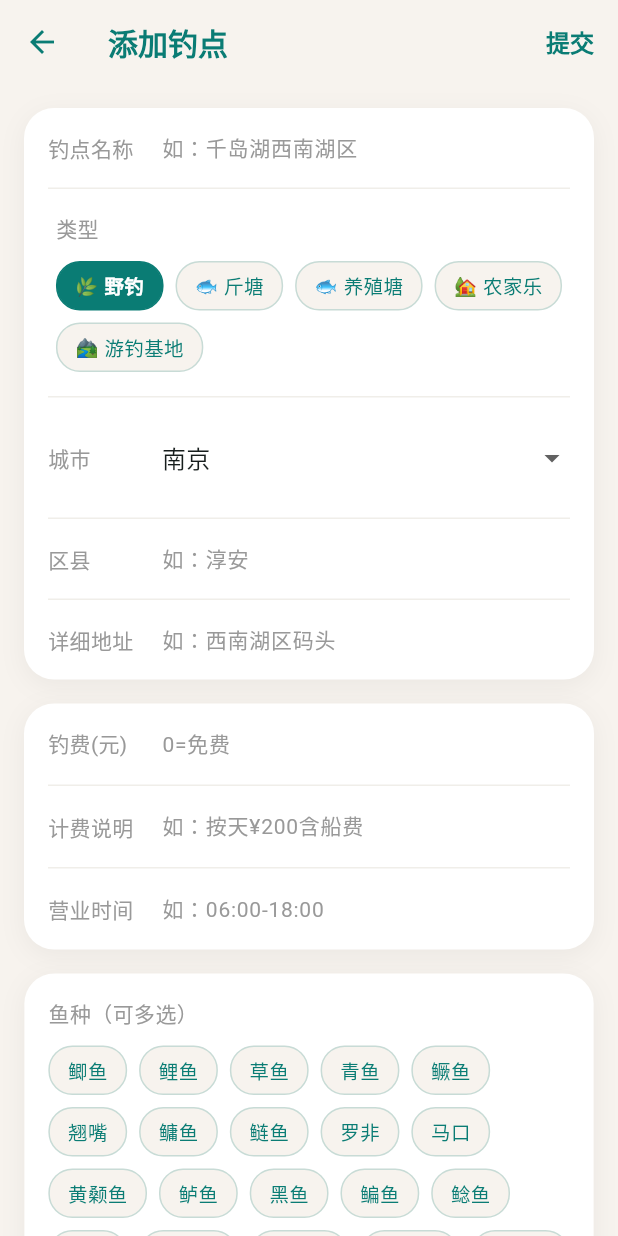
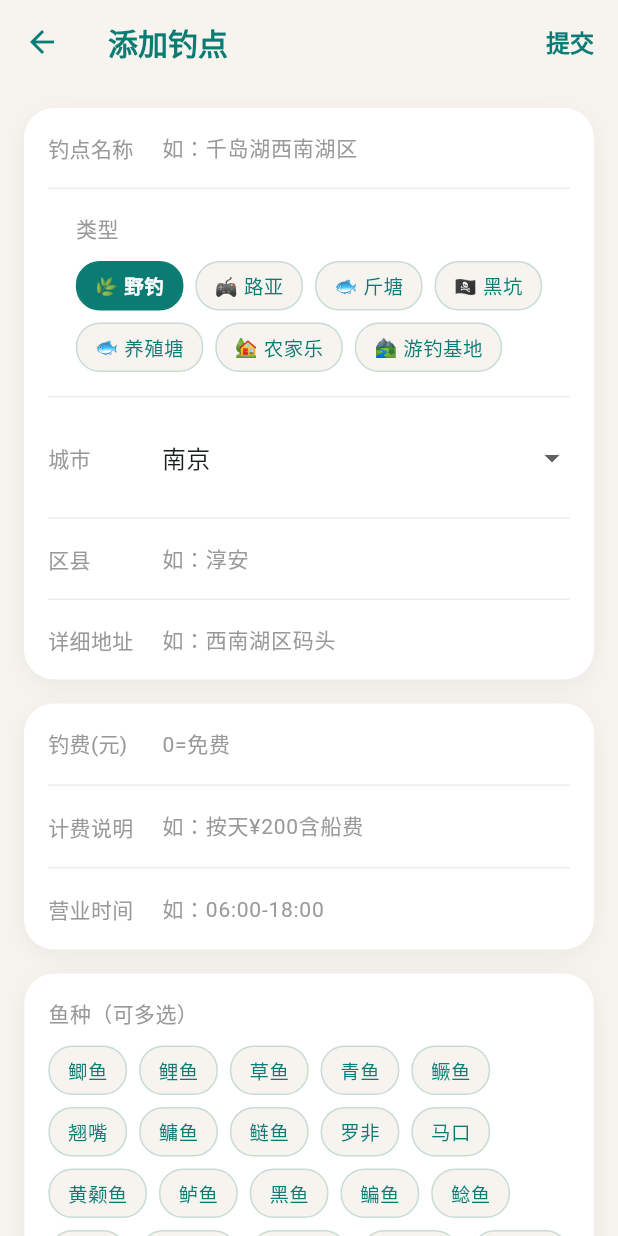
Before and after one commit to overhead-218/moyuquan, a Flutter app: the SpotSubmitPage screen opened directly, on a phone screen of 412 x 824 dp. Run offline on Flutter 3.47's test engine with Material 3 defaults, Android fonts, the light colour scheme and no system bars; our stand-ins replace image_picker.

Commit message:
fix: add '路亚' and '黑坑' to spot submit type options

```diff
--- a/lib/pages/spot_submit_page.dart
+++ b/lib/pages/spot_submit_page.dart
@@ -17,8 +17,8 @@ class _SpotSubmitPageState extends State<SpotSubmitPage> {
   static const Color _textWeak = Color(0xFF999999);
   static const Color _textMain = Color(0xFF1A1A1A);
 
-  static const List<String> _types = ['野钓', '斤塘', '养殖塘', '农家乐', '游钓基地'];
-  static const List<String> _typeEmojis = ['🌿', '🐟', '🐟', '🏡', '🏞'];
+  static const List<String> _types = ['野钓', '路亚', '斤塘', '黑坑', '养殖塘', '农家乐', '游钓基地'];
+  static const List<String> _typeEmojis = ['🌿', '🎮', '🐟', '🏴\u200d☠️', '🐟', '🏡', '🏞'];
   static const List<String> _fishPresets = [
     '鲫鱼', '鲤鱼', '草鱼', '青鱼', '鳜鱼', '翘嘴', '鳙鱼', '鲢鱼',
     '罗非', '马口', '黄颡鱼', '鲈鱼', '黑鱼', '鳊鱼', '鲶鱼', '军鱼',
```
